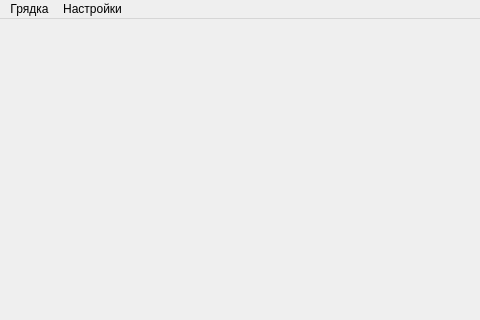
StarterCraft/leafyy, file uisrc/window/general.ui: the form before one commit; both pictures show x 0 to 480 and y 0 to 320 of the 600 by 600 pixel window.
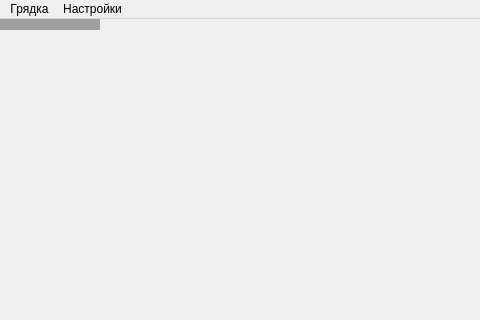
The form after the commit.

Diff of the .ui file:
```diff
--- a/uisrc/window/general.ui
+++ b/uisrc/window/general.ui
@@ -19,7 +19,26 @@
   <property name="windowTitle">
    <string>Иваров листочек</string>
   </property>
-  
+  <widget class="QMdiArea" name="mdi">
+   <property name="sizePolicy">
+    <sizepolicy hsizetype="Expanding" vsizetype="Expanding">
+     <horstretch>0</horstretch>
+     <verstretch>0</verstretch>
+    </sizepolicy>
+   </property>
+   <property name="verticalScrollBarPolicy">
+    <enum>Qt::ScrollBarAsNeeded</enum>
+   </property>
+   <property name="horizontalScrollBarPolicy">
+    <enum>Qt::ScrollBarAsNeeded</enum>
+   </property>
+   <property name="activationOrder">
+    <enum>QMdiArea::ActivationHistoryOrder</enum>
+   </property>
+   <property name="viewMode">
+    <enum>QMdiArea::SubWindowView</enum>
+   </property>
+  </widget>
   <widget class="QMenuBar" name="menubar">
    <property name="geometry">
     <rect>
```
Left out of the diff: 4 changed lines with no effect on the pictures.
